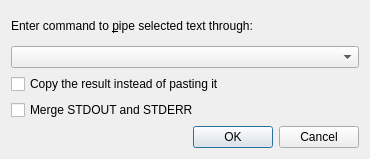
KDE/kate, file addons/textfilter/textfilterwidget.ui: the form before one commit.
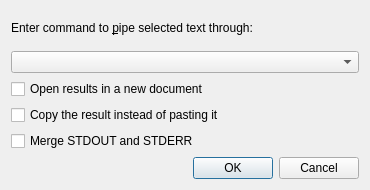
The form after the commit. Custom widgets are drawn as their Qt base class.

Commit message:
Allow opening results in new doc + use full doc text if no selection
This is a proposal to add the following two features to textfilter:
- Allow opening results in a new document
- If there is no selection, use full document text

This allows you to run grep / rg like tools to filter text in the
document quickly and view the results. One can do a selection to achieve
the same but the major issue with selection is that, it is very slow if
your document is big.

Patch:
```diff
--- a/addons/textfilter/textfilterwidget.ui
+++ b/addons/textfilter/textfilterwidget.ui
@@ -7,7 +7,7 @@
     <x>0</x>
     <y>0</y>
     <width>370</width>
-    <height>159</height>
+    <height>190</height>
    </rect>
   </property>
   <property name="windowTitle">
@@ -31,7 +31,13 @@
     </widget>
    </item>
    <item>
-    <widget class="KHistoryComboBox" name="filterBox">
+    <widget class="KHistoryComboBox" name="filterBox"/>
+   </item>
+   <item>
+    <widget class="QCheckBox" name="newDoc">
+     <property name="text">
+      <string>Open results in a new document</string>
+     </property>
     </widget>
    </item>
    <item>
```
The commit also changes 2 other files.
